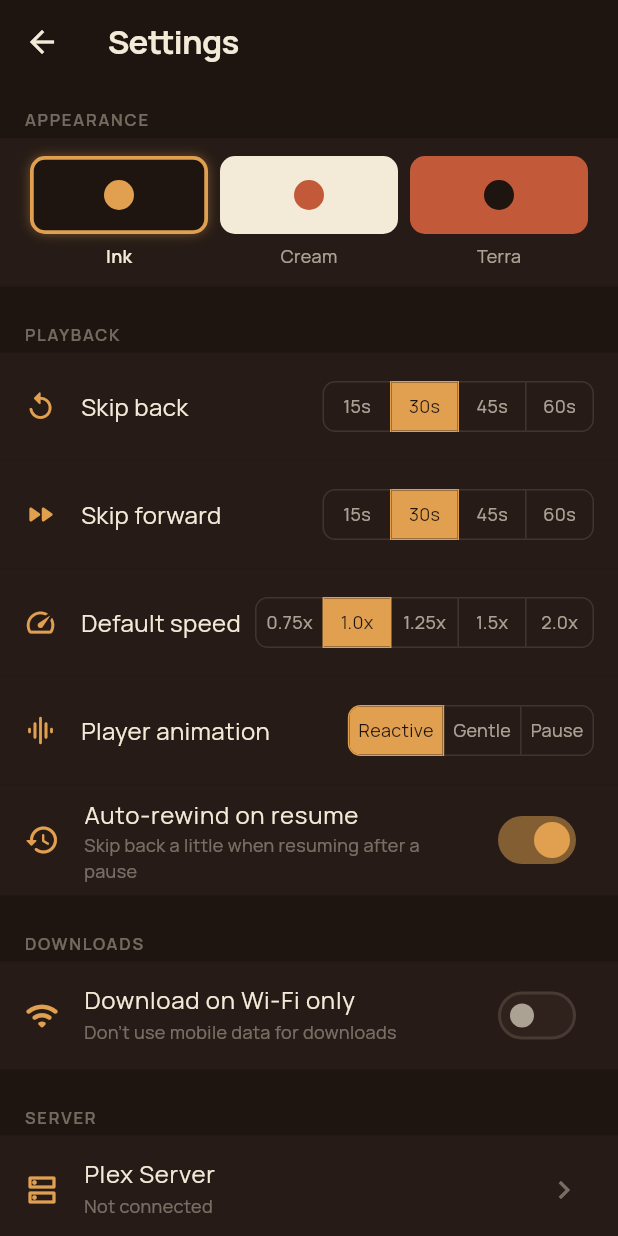
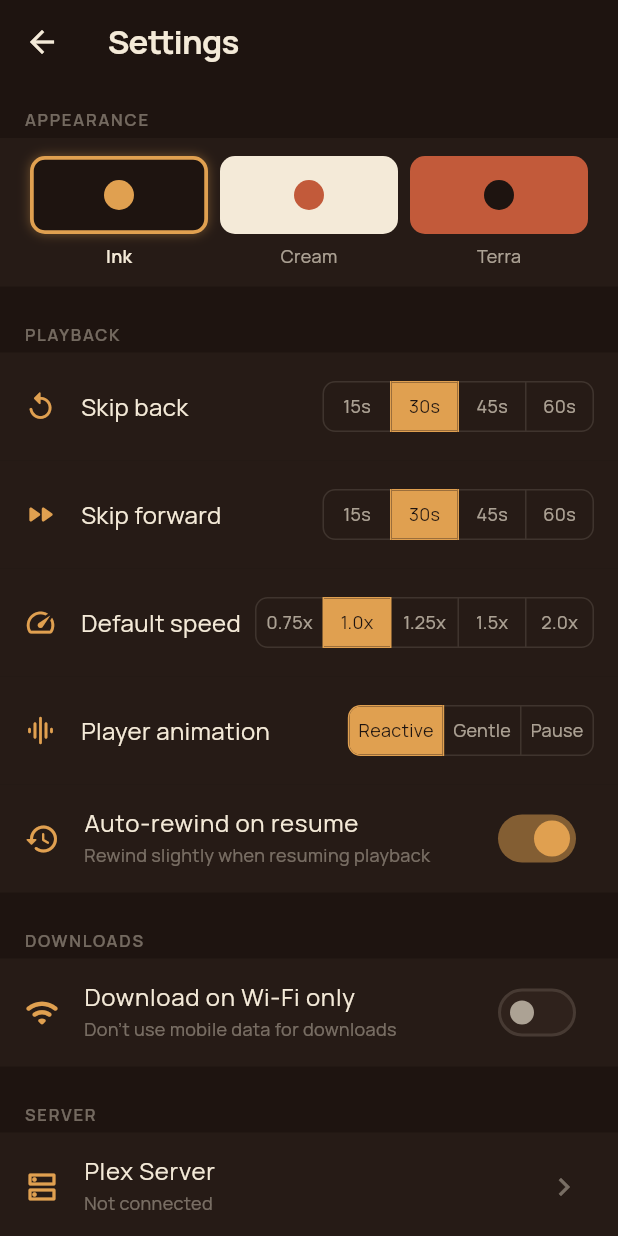
Before and after one commit to gaut3/saga, a Flutter app: the SettingsScreen screen opened directly, on a phone screen of 412 x 824 dp. Run offline on Flutter 3.47's test engine with Material 3 defaults, Android fonts, the light colour scheme and no system bars; our stand-ins replace audio_service, cached_network_image, connectivity_plus, dio, file_picker, flutter_riverpod and 5 more; missing offline and left inert: audio_session, just_audio_platform_interface; accounts and stored records are empty; network calls fail.

Commit message:
another v1.0.1 update

```diff
--- a/saga/lib/features/auth/server_selection_screen.dart
+++ b/saga/lib/features/auth/server_selection_screen.dart
@@ -92,7 +92,7 @@ class ServerSelectionScreen extends ConsumerWidget {
                     style: TextStyle(color: SagaColors.fg),
                   ),
                   subtitle: Text(
-                    '${server.connections.length} connection(s)',
+                    '${server.connections.length} ${server.connections.length == 1 ? 'connection' : 'connections'}',
                     style: TextStyle(color: SagaColors.fgMuted),
                   ),
                   trailing: Icon(Icons.chevron_right, color: SagaColors.fgMuted),
--- a/saga/lib/features/browse/browse_screen.dart
+++ b/saga/lib/features/browse/browse_screen.dart
@@ -349,7 +349,7 @@ class _BrowseContentState extends ConsumerState<_BrowseContent> {
                                   TextStyle(color: SagaColors.fg),
                               decoration: InputDecoration(
                                 hintText:
-                                    'Search by title, author, genre…',
+                                    'Search by title or author…',
                                 hintStyle: TextStyle(
                                     color: SagaColors.fgSubtle),
                                 prefixIcon: Icon(Icons.search,
--- a/saga/lib/features/home/home_screen.dart
+++ b/saga/lib/features/home/home_screen.dart
@@ -1024,7 +1024,7 @@ class _SeriesQueueRow extends StatelessWidget {
             child: Row(
               children: [
                 Text(
-                  'Up next · ',
+                  'Up next in ',
                   style: TextStyle(
                     color: SagaColors.accent,
                     fontSize: 18,
--- a/saga/lib/features/library/book_detail_screen.dart
+++ b/saga/lib/features/library/book_detail_screen.dart
@@ -307,9 +307,9 @@ class _BookDetailScreenState extends ConsumerState<BookDetailScreen> {
                                           ? Icons.restart_alt
                                           : Icons.play_arrow),
                                   label: Text(_isCompleted
-                                      ? 'Relisten'
+                                      ? 'Listen again'
                                       : savedPosition != null
-                                          ? 'From Start'
+                                          ? 'From start'
                                           : 'Play'),
                                   style: ElevatedButton.styleFrom(
                                     backgroundColor: savedPosition != null
--- a/saga/lib/features/player/player_screen.dart
+++ b/saga/lib/features/player/player_screen.dart
@@ -1359,7 +1359,7 @@ class _FinishedPanel extends ConsumerWidget {
             runSpacing: 10,
             alignment: WrapAlignment.center,
             children: [
-              _FinChip(value: '$count×', label: 'times read'),
+              _FinChip(value: '$count×', label: 'times listened'),
               if (spanDays != null)
                 _FinChip(
                     value: '$spanDays ${spanDays == 1 ? 'day' : 'days'}',
--- a/saga/lib/features/settings/settings_screen.dart
+++ b/saga/lib/features/settings/settings_screen.dart
@@ -143,7 +143,7 @@ class _SettingsScreenState extends ConsumerState<SettingsScreen> {
                 _SwitchTile(
                   icon: Icons.history_rounded,
                   title: 'Auto-rewind on resume',
-                  subtitle: 'Skip back a little when resuming after a pause',
+                  subtitle: 'Rewind slightly when resuming playback',
                   value: _autoRewind,
                   onChanged: (v) async {
                     await SettingsStore.setAutoRewindEnabled(v);
@@ -186,13 +186,13 @@ class _SettingsScreenState extends ConsumerState<SettingsScreen> {
                 _SettingsTile(
                   icon: Icons.upload_outlined,
                   title: 'Export progress',
-                  subtitle: 'Share a backup of your reading positions and bookmarks',
+                  subtitle: 'Share a backup of your listening positions and bookmarks',
                   onTap: _exportProgress,
                 ),
                 _SettingsTile(
                   icon: Icons.download_outlined,
                   title: 'Import progress',
-                  subtitle: 'Restore from a previously exported backup file',
+                  subtitle: 'Restore from an exported backup file',
                   onTap: _importProgress,
                 ),
                 _SettingsTile(
@@ -290,7 +290,7 @@ class _SettingsScreenState extends ConsumerState<SettingsScreen> {
           title: Text('Restore progress',
               style: TextStyle(color: SagaColors.fg)),
           content: Text(
-            'Restore ${data.positions.length} book position${data.positions.length == 1 ? '' : 's'}, '
+            'Restore ${data.positions.length} listening position${data.positions.length == 1 ? '' : 's'}, '
             '${data.completed.length} completed, '
             '${data.namedBookmarks.length} bookmark${data.namedBookmarks.length == 1 ? '' : 's'}?',
             style: TextStyle(color: SagaColors.fgMuted),
```
Also changed, not shown: 4 other files.
